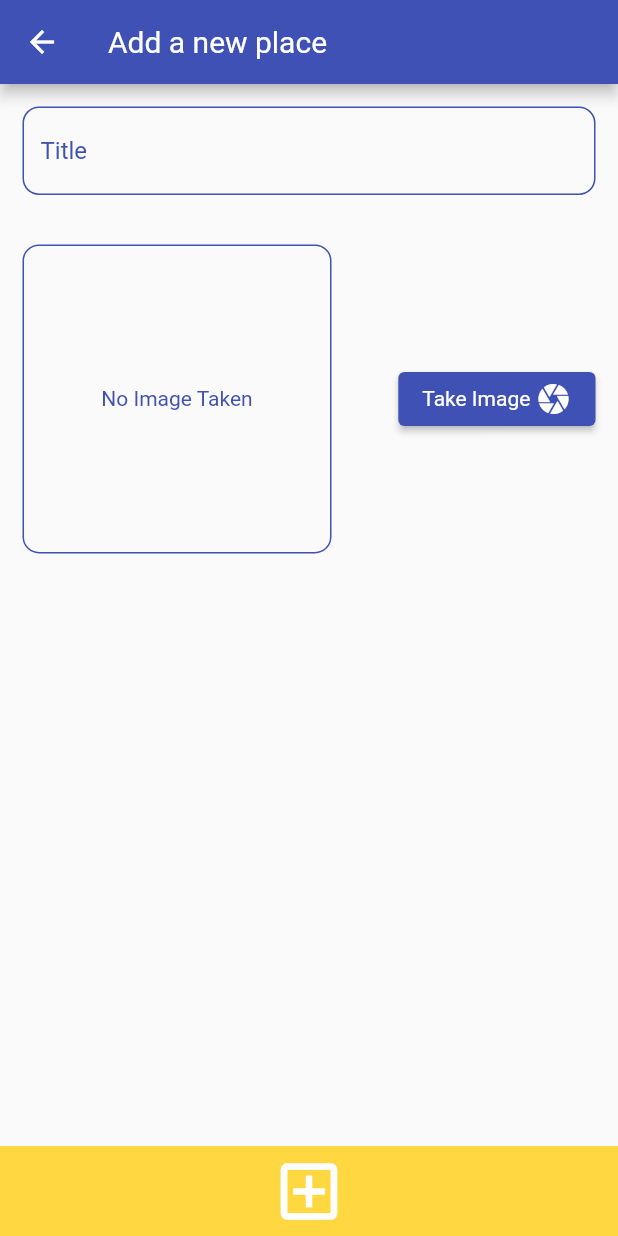
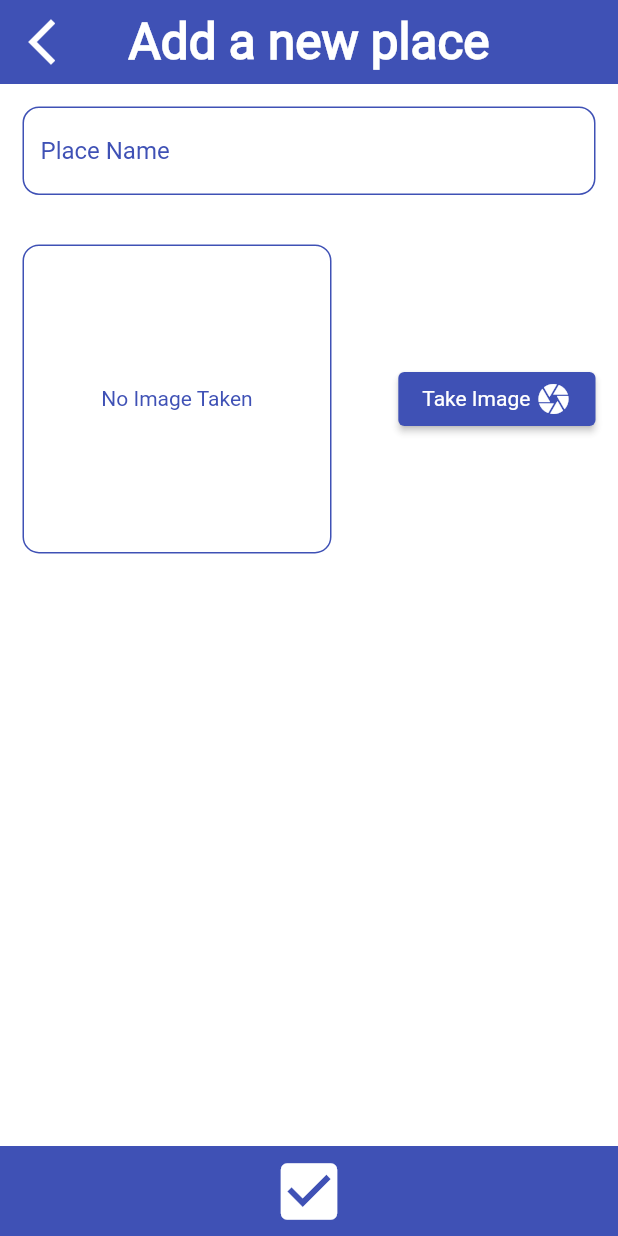
Before and after one commit to YosophAhmed/GreatPlaces, a Flutter app: the AddPlaceScreen screen opened by its route, on a phone screen of 412 x 824 dp. Run offline on Flutter 3.47's test engine with Material 2 defaults, Android fonts, the phone set to English and light mode, and no system bars; our stand-ins replace image_picker, sizer, sqflite; accounts and stored records are empty.

Commit message:
Edit Some Styling

```diff
--- a/lib/screens/add_place_screen.dart
+++ b/lib/screens/add_place_screen.dart
@@ -43,9 +43,25 @@ class _AddPlaceScreenState extends State<AddPlaceScreen> {
   @override
   Widget build(BuildContext context) {
     return Scaffold(
+      backgroundColor: Colors.white70,
       appBar: AppBar(
-        title: const Text(
+        title: Text(
           'Add a new place',
+          style: TextStyle(
+            fontWeight: FontWeight.bold,
+            fontSize: 24.sp,
+          ),
+        ),
+        centerTitle: true,
+        elevation: 0.0,
+        leading: IconButton(
+          icon: const Icon(
+            Icons.arrow_back_ios_new,
+            size: 36,
+          ),
+          onPressed: () {
+            Navigator.pop(context);
+          },
         ),
       ),
       body: Column(
@@ -58,7 +74,7 @@ class _AddPlaceScreenState extends State<AddPlaceScreen> {
                 child: Column(
                   children: [
                     CustomTextField(
-                      hintText: 'Title',
+                      hintText: 'Place Name',
                       controller: titleController,
                       color: Colors.indigo,
                     ),
@@ -75,7 +91,7 @@ class _AddPlaceScreenState extends State<AddPlaceScreen> {
           ),
           CustomButton(
             label: 'Add Place',
-            color: Colors.amberAccent,
+            color: Colors.indigo,
             height: 60,
             onTap: savePlace,
           ),
--- a/lib/widgets/custom_button.dart
+++ b/lib/widgets/custom_button.dart
@@ -31,7 +31,7 @@ class CustomButton extends StatelessWidget {
         ),
         alignment: Alignment.center,
         child: const Icon(
-          Icons.add_box_outlined,
+          Icons.check_box,
           size: 50,
           color: Colors.white,
         ),
```
Also changed, not shown: lib/screens/places_list_screen.dart (+34 -10 lines).
